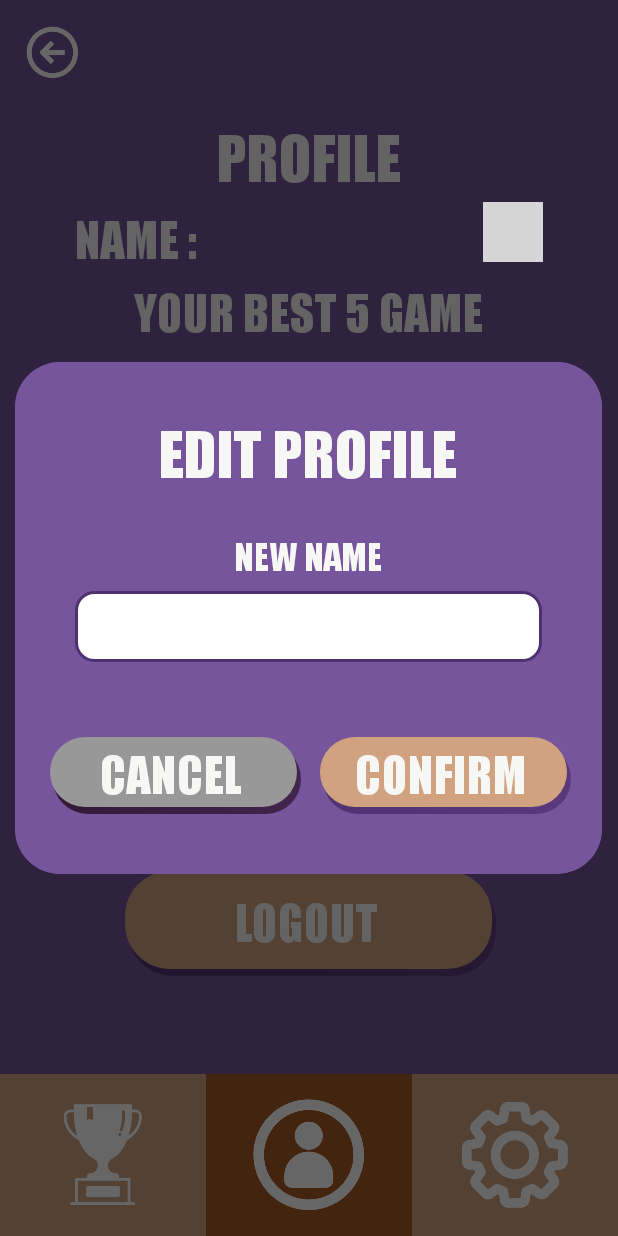
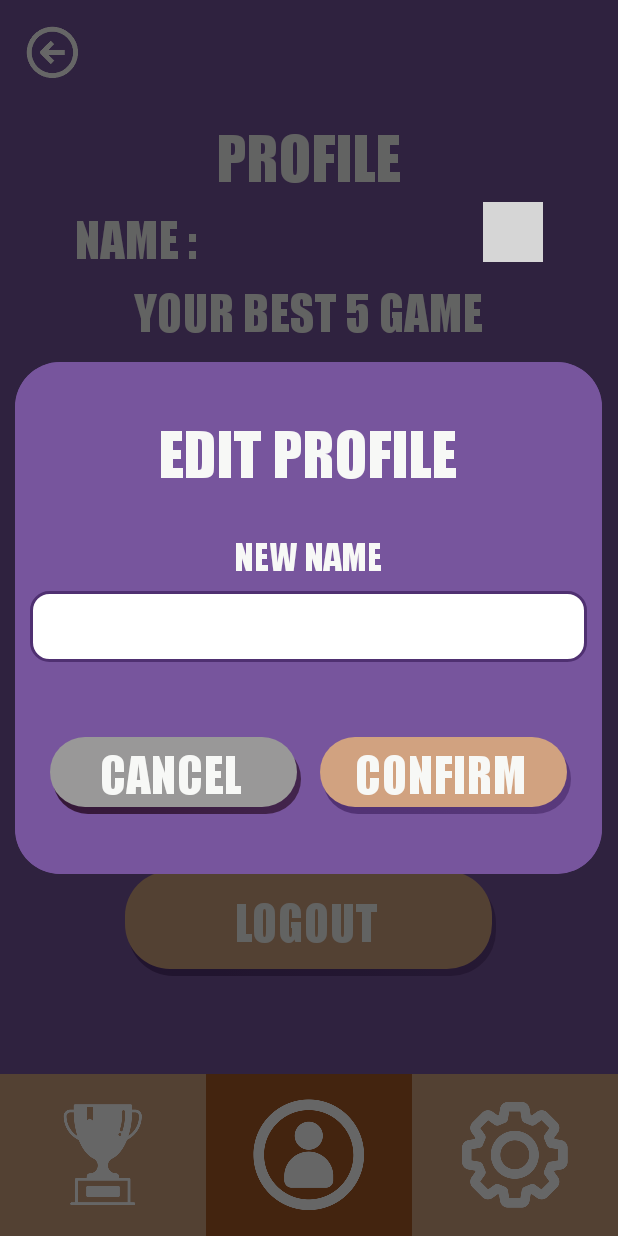
Before and after one commit to carrotmanfen/Uta-Pair, an Android app: the ProfileActivity screen opened directly, with no data from a screen before it, after a tap on an icon or button, on a phone screen of 412 x 824 dp. Run offline under Robolectric (Android 15) with nearby library versions, the phone set to English and light mode, and no system bars; our stand-ins replace Volley; network calls fail; grey boxes are pictures that could not be loaded.

Commit message:
profile change and add Error text and red border

```diff
--- a/app/src/main/java/com/example/utapair/RegisterActivity.java
+++ b/app/src/main/java/com/example/utapair/RegisterActivity.java
@@ -42,7 +42,7 @@ public class RegisterActivity extends AppCompatActivity {
     private TextToSpeech textToSpeech;
     private int tapCount = 0;
     /* Connect server */
-    private String URL = "https://7ada-2001-fb1-b3-7432-88c9-4fbd-afd9-1e9e.ap.ngrok.io/RegisterLogin/register.php";
+    private String URL = "https://ffc8-2001-fb1-b3-7432-95f5-7962-a3fc-37b5.ap.ngrok.io/RegisterLogin/register.php";
 
     @Override
     protected void onCreate(Bundle savedInstanceState){
--- a/app/src/main/res/layout/activity_profile.xml
+++ b/app/src/main/res/layout/activity_profile.xml
@@ -73,6 +73,7 @@
                 android:layout_gravity="center"
                 android:layout_marginRight="10sp"
                 android:layout_marginBottom="0sp"
+                android:layout_toStartOf="@+id/editname_btn"
                 android:layout_toEndOf="@+id/username_textview"
                 android:fontFamily="@font/impact"
                 android:text="name56789112346"
--- a/app/src/main/res/layout/popup_edit_name.xml
+++ b/app/src/main/res/layout/popup_edit_name.xml
@@ -36,26 +36,42 @@
         app:layout_constraintTop_toBottomOf="@+id/textView" />
 
     <!--input new username-->
+
     <EditText
         android:id="@+id/new_name_edittext"
         android:layout_width="match_parent"
         android:layout_height="wrap_content"
+        android:layout_marginLeft="10sp"
         android:layout_marginTop="5sp"
-        android:layout_marginLeft="40sp"
-        android:layout_marginRight="40sp"
+        android:layout_marginRight="10sp"
         android:background="@drawable/custom_input"
         android:fontFamily="@font/impact"
+        android:inputType="text"
+        android:lines="1"
+        android:maxLines="1"
         android:padding="5sp"
+        android:singleLine="true"
         android:text=""
         android:textAlignment="center"
         android:textColor="@color/purple_100"
         android:textSize="24sp"
-        android:inputType="text"
-        android:maxLines="1"
-        android:lines="1"
-        android:singleLine="true"
-        app:layout_constraintTop_toBottomOf="@+id/textView2"
-        tools:layout_editor_absoluteX="60dp" />
+        app:layout_constraintTop_toBottomOf="@+id/textView2" />
+
+    <TextView
+        android:id="@+id/new_name_errorText"
+        android:layout_width="wrap_content"
+        android:layout_height="wrap_content"
+        android:layout_marginStart="40dp"
+        android:layout_marginTop="208dp"
+        android:layout_marginEnd="40dp"
+        android:fontFamily="@font/impact"
+        android:text=""
+        android:textColor="#F88379"
+        android:textSize="15sp"
+        app:layout_constraintEnd_toEndOf="parent"
+        app:layout_constraintStart_toStartOf="parent"
+        app:layout_constraintTop_toTopOf="parent"
+        tools:ignore="MissingConstraints" />
 
     <LinearLayout
         android:layout_width="match_parent"
@@ -94,4 +110,11 @@
 
     </LinearLayout>
 
+    <androidx.constraintlayout.widget.Guideline
+        android:id="@+id/guideline"
+        android:layout_width="wrap_content"
+        android:layout_height="wrap_content"
+        android:orientation="horizontal"
+        app:layout_constraintGuide_begin="20dp" />
+
 </androidx.constraintlayout.widget.ConstraintLayout>
```
Also changed, not shown: app/src/main/java/com/example/utapair/ProfileActivity.java (+50 -13 lines).
